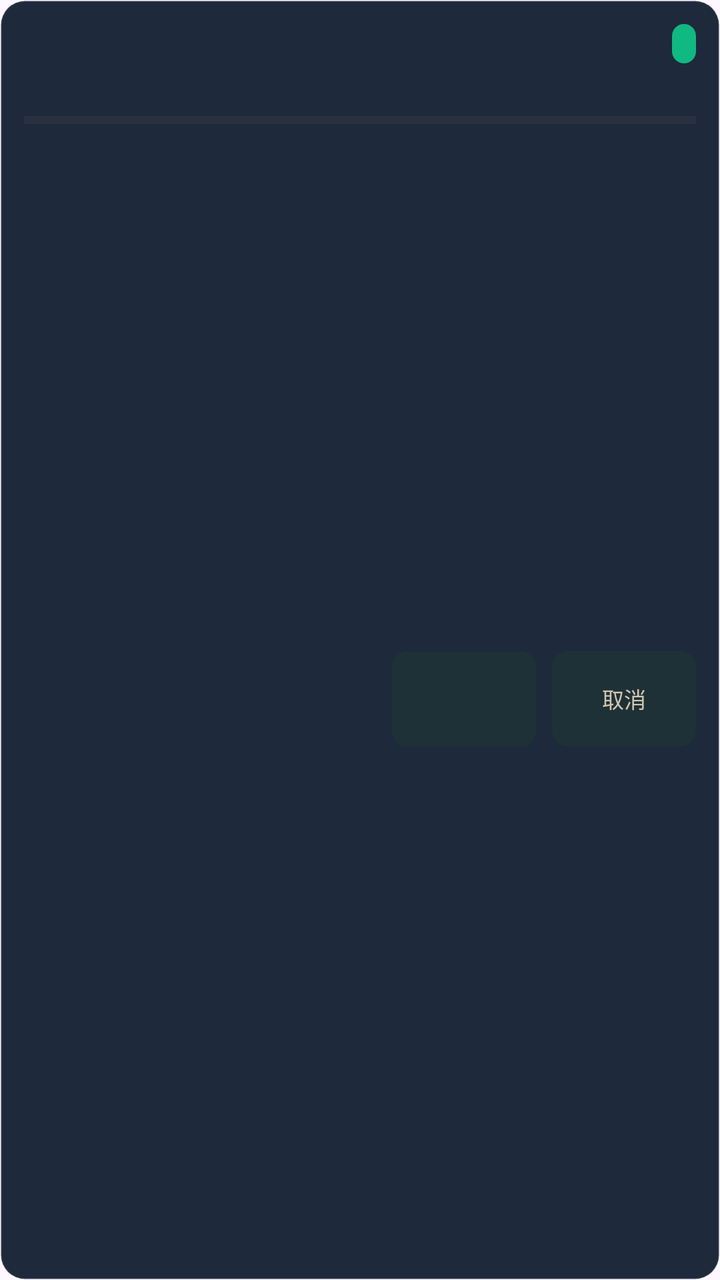
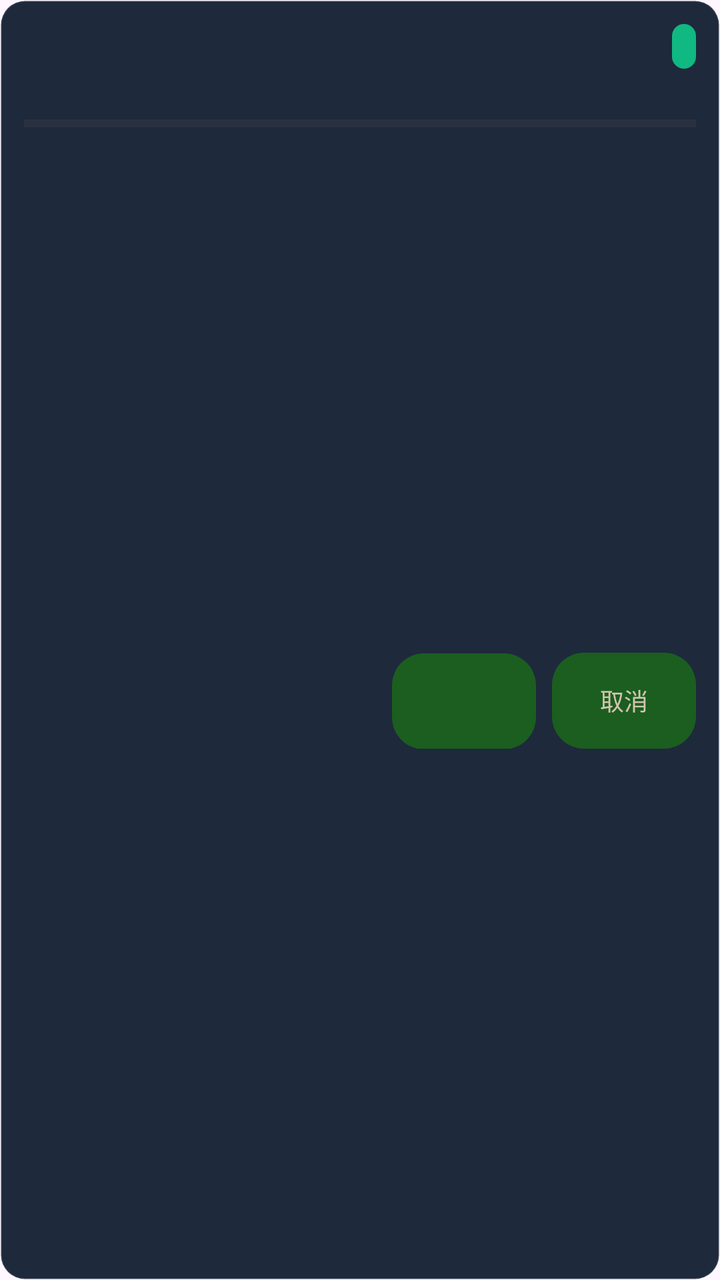

Screens rendered from an Android XML layout before and after an edit, with the pre-edit source and the edit as a unified diff.
<!-- AndroidManifest.xml: another module's application theme Theme.YuanBaoTv -->
<!-- res/layout/item_download_task.xml -->
<?xml version="1.0" encoding="utf-8"?>
<androidx.constraintlayout.widget.ConstraintLayout xmlns:android="http://schemas.android.com/apk/res/android"
    xmlns:app="http://schemas.android.com/apk/res-auto"
    android:layout_width="match_parent"
    android:layout_height="wrap_content"
    android:minHeight="120dp"
    android:layout_marginBottom="8dp"
    android:background="@drawable/bg_tv_focus_ring"
    android:padding="12dp">

    <TextView
        android:id="@+id/tv_task_title"
        android:layout_width="0dp"
        android:layout_height="wrap_content"
        android:ellipsize="end"
        android:maxLines="1"
        android:textColor="@color/tv_text_primary"
        android:textSize="14sp"
        android:textStyle="bold"
        app:layout_constraintEnd_toStartOf="@id/tv_task_status"
        app:layout_constraintStart_toStartOf="parent"
        app:layout_constraintTop_toTopOf="parent" />

    <TextView
        android:id="@+id/tv_task_status"
        android:layout_width="wrap_content"
        android:layout_height="wrap_content"
        android:background="@drawable/bg_badge_local"
        android:paddingHorizontal="6dp"
        android:paddingVertical="3dp"
        android:textColor="@color/tv_text_primary"
        android:textSize="10sp"
        app:layout_constraintEnd_toEndOf="parent"
        app:layout_constraintTop_toTopOf="parent" />

    <TextView
        android:id="@+id/tv_task_detail"
        android:layout_width="0dp"
        android:layout_height="wrap_content"
        android:layout_marginTop="5dp"
        android:ellipsize="end"
        android:maxLines="2"
        android:textColor="@color/tv_text_secondary"
        android:textSize="11sp"
        app:layout_constraintEnd_toEndOf="parent"
        app:layout_constraintStart_toStartOf="parent"
        app:layout_constraintTop_toBottomOf="@id/tv_task_title" />

    <ProgressBar
        android:id="@+id/pb_task"
        style="?android:attr/progressBarStyleHorizontal"
        android:layout_width="0dp"
        android:layout_height="5dp"
        android:layout_marginTop="7dp"
        android:max="100"
        android:progressTint="@color/tv_accent_blue"
        app:layout_constraintEnd_toEndOf="parent"
        app:layout_constraintStart_toStartOf="parent"
        app:layout_constraintTop_toBottomOf="@id/tv_task_detail" />

    <LinearLayout
        android:layout_width="wrap_content"
        android:layout_height="wrap_content"
        android:layout_marginTop="8dp"
        android:orientation="horizontal"
        app:layout_constraintEnd_toEndOf="parent"
        app:layout_constraintBottom_toBottomOf="parent"
        app:layout_constraintTop_toBottomOf="@id/pb_task">

        <Button
            android:id="@+id/btn_task_pause"
            android:layout_width="wrap_content"
            android:layout_height="wrap_content"
            android:minWidth="72dp"
            android:minHeight="48dp"
            android:paddingHorizontal="12dp"
            android:maxLines="1"
            android:background="@drawable/bg_tv_button_focus"
            android:textColor="@color/tv_text_primary"
            android:textSize="11sp" />

        <Button
            android:id="@+id/btn_task_cancel"
            android:layout_width="wrap_content"
            android:layout_height="wrap_content"
            android:minWidth="72dp"
            android:minHeight="48dp"
            android:paddingHorizontal="12dp"
            android:maxLines="1"
            android:layout_marginStart="8dp"
            android:background="@drawable/bg_tv_button_focus"
            android:text="@string/btn_cancel"
            android:textColor="@color/tv_text_secondary"
            android:textSize="11sp" />
    </LinearLayout>
</androidx.constraintlayout.widget.ConstraintLayout>
<!-- resources referenced by this layout -->
<resources>
  <color name="tv_accent_blue">#38BDF8</color>
  <color name="tv_text_primary">#E5E2E1</color>
  <color name="tv_text_secondary">#D3C5AF</color>
  <!-- drawable bg_badge_local (drawable) -->
  <?xml version="1.0" encoding="utf-8"?>
  <shape xmlns:android="http://schemas.android.com/apk/res/android"
      android:shape="rectangle">
      <solid android:color="@color/tv_badge_local" />
      <corners android:radius="6dp" />
      <padding android:left="8dp" android:top="3dp" android:right="8dp" android:bottom="3dp" />
  </shape>
  <!-- drawable bg_tv_button_focus (drawable) -->
  <?xml version="1.0" encoding="utf-8"?>
  <selector xmlns:android="http://schemas.android.com/apk/res/android">
      <item android:state_focused="true">
          <shape android:shape="rectangle">
              <solid android:color="@color/tv_accent_blue" />
              <stroke android:width="2dp" android:color="@color/tv_focus_ring" />
              <corners android:radius="8dp" />
          </shape>
      </item>
      <item>
          <shape android:shape="rectangle">
              <solid android:color="#26FFFFFF" />
              <corners android:radius="8dp" />
          </shape>
      </item>
  </selector>
  <!-- drawable bg_tv_focus_ring (drawable) -->
  <?xml version="1.0" encoding="utf-8"?>
  <selector xmlns:android="http://schemas.android.com/apk/res/android">
      <item android:state_focused="true">
          <shape android:shape="rectangle">
              <solid android:color="#263B82F6" />
              <stroke android:width="3dp" android:color="@color/tv_focus_ring" />
              <corners android:radius="12dp" />
          </shape>
      </item>
      <item>
          <shape android:shape="rectangle">
              <solid android:color="@color/tv_bg_card" />
              <stroke android:width="1dp" android:color="#1AFFFFFF" />
              <corners android:radius="12dp" />
          </shape>
      </item>
  </selector>
  <string name="btn_cancel">取消</string>
  <style name="Theme.YuanBaoTv" parent="Theme.Material3.DayNight.NoActionBar">
          <item name="colorPrimary">@color/primary</item>
          <item name="colorOnPrimary">@color/on_primary</item>
          <item name="android:statusBarColor">@android:color/transparent</item>
          <item name="android:navigationBarColor">@android:color/transparent</item>
          <item name="android:windowLightStatusBar">false</item>
          <item name="buttonStyle">@style/Widget.YuanBaoTv.Button</item>
      </style>
  <color name="tv_badge_local">#10B981</color>
  <color name="tv_focus_ring">#84F5E8</color>
  <color name="tv_bg_card">#1E293B</color>
  <color name="primary">#1B5E20</color>
  <color name="on_primary">#FFFFFF</color>
  <style name="Widget.YuanBaoTv.Button" parent="Widget.AppCompat.Button">
          <item name="android:backgroundTint">@null</item>
          <item name="backgroundTint">@null</item>
          <item name="android:textAllCaps">false</item>
      </style>
</resources>

<!-- the commit's change to res/layout/item_download_task.xml (unified diff, before → after) -->
@@ -4,7 +4,7 @@
     android:layout_width="match_parent"
     android:layout_height="wrap_content"
     android:minHeight="120dp"
-    android:layout_marginBottom="8dp"
+    android:layout_marginBottom="@dimen/feature_res_spacing_small"
     android:background="@drawable/bg_tv_focus_ring"
     android:padding="12dp">
 
@@ -15,7 +15,7 @@
         android:ellipsize="end"
         android:maxLines="1"
         android:textColor="@color/tv_text_primary"
-        android:textSize="14sp"
+        android:textSize="@dimen/ui_text_body"
         android:textStyle="bold"
         app:layout_constraintEnd_toStartOf="@id/tv_task_status"
         app:layout_constraintStart_toStartOf="parent"
@@ -29,7 +29,7 @@
         android:paddingHorizontal="6dp"
         android:paddingVertical="3dp"
         android:textColor="@color/tv_text_primary"
-        android:textSize="10sp"
+        android:textSize="@dimen/ui_text_caption"
         app:layout_constraintEnd_toEndOf="parent"
         app:layout_constraintTop_toTopOf="parent" />
 
@@ -41,7 +41,7 @@
         android:ellipsize="end"
         android:maxLines="2"
         android:textColor="@color/tv_text_secondary"
-        android:textSize="11sp"
+        android:textSize="@dimen/ui_text_caption"
         app:layout_constraintEnd_toEndOf="parent"
         app:layout_constraintStart_toStartOf="parent"
         app:layout_constraintTop_toBottomOf="@id/tv_task_title" />
@@ -61,7 +61,7 @@
     <LinearLayout
         android:layout_width="wrap_content"
         android:layout_height="wrap_content"
-        android:layout_marginTop="8dp"
+        android:layout_marginTop="@dimen/feature_res_spacing_small"
         android:orientation="horizontal"
         app:layout_constraintEnd_toEndOf="parent"
         app:layout_constraintBottom_toBottomOf="parent"
@@ -76,8 +76,8 @@
             android:paddingHorizontal="12dp"
             android:maxLines="1"
             android:background="@drawable/bg_tv_button_focus"
-            android:textColor="@color/tv_text_primary"
-            android:textSize="11sp" />
+            android:textColor="@color/tv_control_text"
+            android:textSize="@dimen/ui_text_caption" />
 
         <Button
             android:id="@+id/btn_task_cancel"
@@ -87,10 +87,10 @@
             android:minHeight="48dp"
             android:paddingHorizontal="12dp"
             android:maxLines="1"
-            android:layout_marginStart="8dp"
+            android:layout_marginStart="@dimen/feature_res_spacing_small"
             android:background="@drawable/bg_tv_button_focus"
             android:text="@string/btn_cancel"
             android:textColor="@color/tv_text_secondary"
-            android:textSize="11sp" />
+            android:textSize="@dimen/ui_text_caption" />
     </LinearLayout>
 </androidx.constraintlayout.widget.ConstraintLayout>
<!-- resource entries referenced after the edit -->
@@ -3,6 +3,9 @@
   <color name="tv_accent_blue">#38BDF8</color>
   <color name="tv_text_primary">#E5E2E1</color>
   <color name="tv_text_secondary">#D3C5AF</color>
+  <dimen name="feature_res_spacing_small">8dp</dimen>
+  <dimen name="ui_text_body">14sp</dimen>
+  <dimen name="ui_text_caption">12sp</dimen>
   <!-- drawable bg_badge_local (drawable) -->
   <?xml version="1.0" encoding="utf-8"?>
   <shape xmlns:android="http://schemas.android.com/apk/res/android"
@@ -14,19 +17,11 @@
   <!-- drawable bg_tv_button_focus (drawable) -->
   <?xml version="1.0" encoding="utf-8"?>
   <selector xmlns:android="http://schemas.android.com/apk/res/android">
-      <item android:state_focused="true">
-          <shape android:shape="rectangle">
-              <solid android:color="@color/tv_accent_blue" />
-              <stroke android:width="2dp" android:color="@color/tv_focus_ring" />
-              <corners android:radius="8dp" />
-          </shape>
-      </item>
-      <item>
-          <shape android:shape="rectangle">
-              <solid android:color="#26FFFFFF" />
-              <corners android:radius="8dp" />
-          </shape>
-      </item>
+      <item android:state_enabled="false"><shape android:shape="rectangle"><solid android:color="@color/tv_control_disabled"/><corners android:radius="16dp"/></shape></item>
+      <item android:state_focused="true"><shape android:shape="rectangle"><solid android:color="@color/tv_control_focused"/><corners android:radius="16dp"/><stroke android:width="2dp" android:color="@color/tv_focus_ring"/></shape></item>
+      <item android:state_pressed="true"><shape android:shape="rectangle"><solid android:color="@color/tv_control_focused"/><corners android:radius="16dp"/></shape></item>
+      <item android:state_selected="true"><shape android:shape="rectangle"><solid android:color="@color/tv_nav_selected"/><corners android:radius="16dp"/></shape></item>
+      <item ><shape android:shape="rectangle"><solid android:color="@color/tv_control_surface"/><corners android:radius="16dp"/></shape></item>
   </selector>
   <!-- drawable bg_tv_focus_ring (drawable) -->
   <?xml version="1.0" encoding="utf-8"?>
@@ -56,7 +51,11 @@
           <item name="buttonStyle">@style/Widget.YuanBaoTv.Button</item>
       </style>
   <color name="tv_badge_local">#10B981</color>
+  <color name="tv_control_disabled">#202526</color>
+  <color name="tv_control_focused">#344B48</color>
   <color name="tv_focus_ring">#84F5E8</color>
+  <color name="tv_nav_selected">#25443F</color>
+  <color name="tv_control_surface">#2A2D30</color>
   <color name="tv_bg_card">#1E293B</color>
   <color name="primary">#1B5E20</color>
   <color name="on_primary">#FFFFFF</color>
